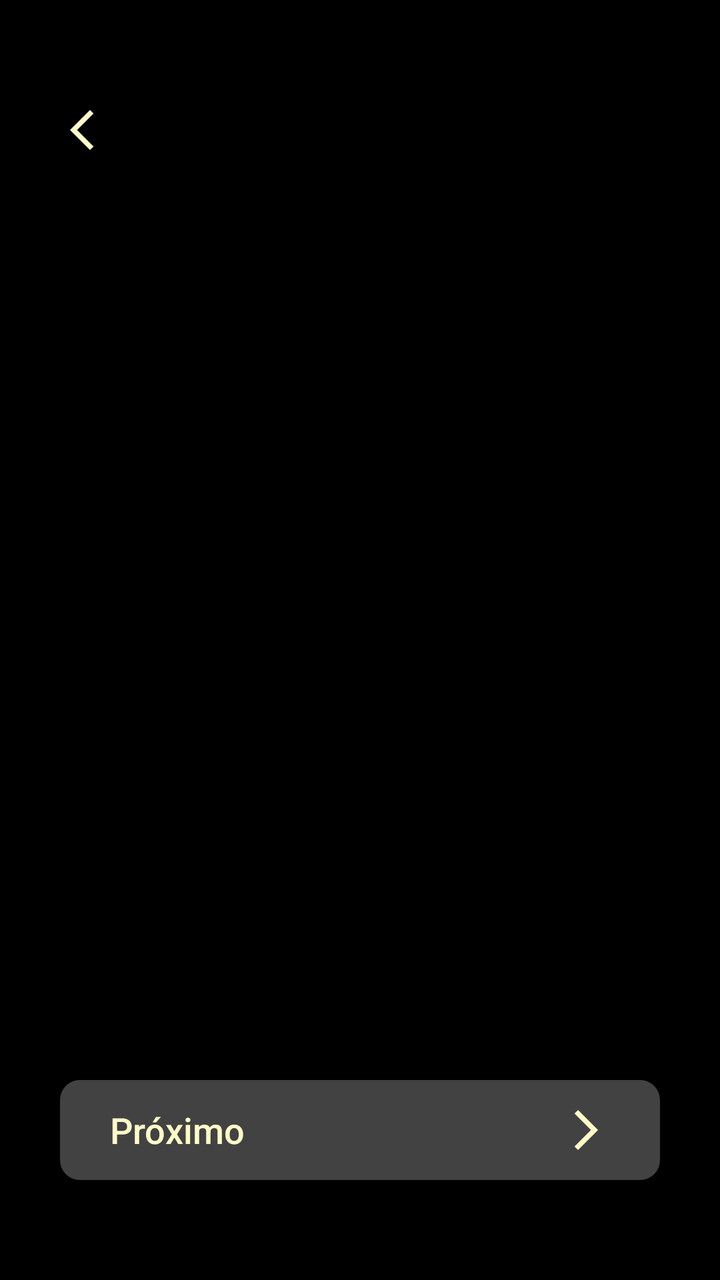
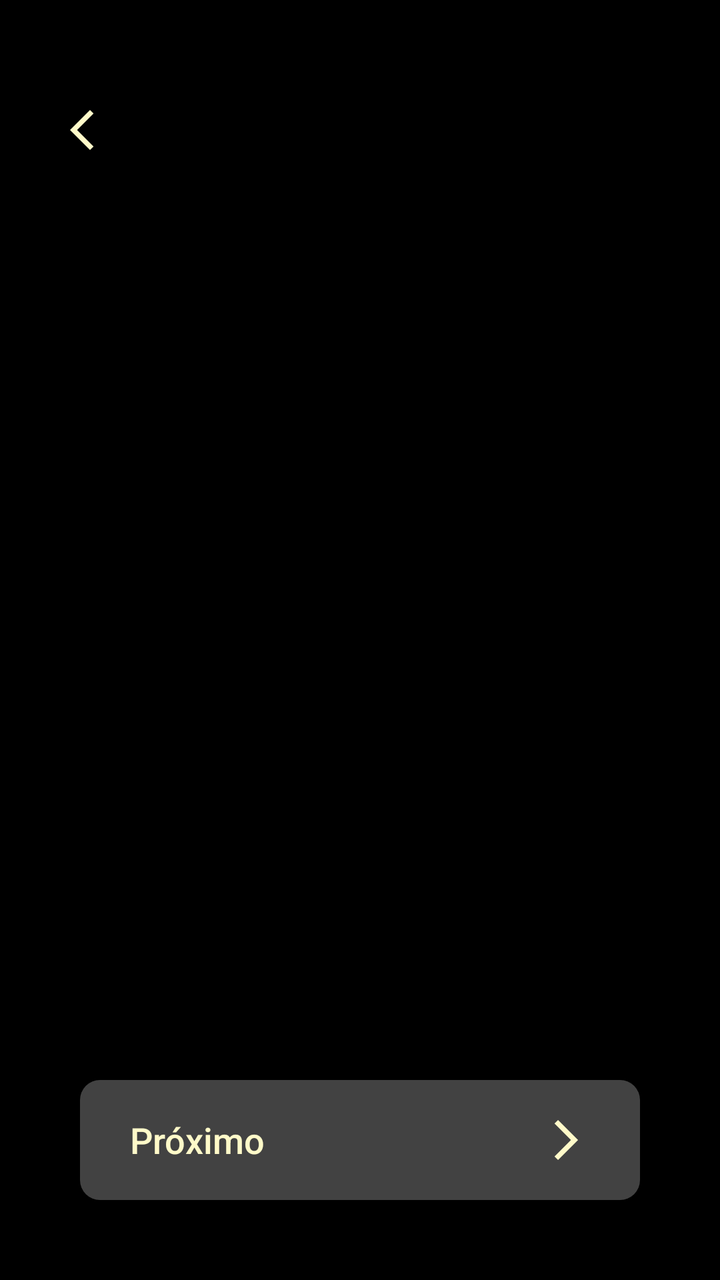

Screens rendered from an Android XML layout before and after an edit, with the pre-edit source and the edit as a unified diff.
<!-- AndroidManifest.xml: application theme Theme.Monaly -->
<!-- res/layout/activity_onboarding.xml -->
<?xml version="1.0" encoding="utf-8"?>
<androidx.constraintlayout.widget.ConstraintLayout
    xmlns:android="http://schemas.android.com/apk/res/android"
    xmlns:app="http://schemas.android.com/apk/res-auto"
    android:layout_width="match_parent"
    android:layout_height="match_parent"
    android:background="@color/black">

    <androidx.viewpager2.widget.ViewPager2
        android:id="@+id/viewPagerOnboarding"
        android:layout_width="0dp"
        android:layout_height="0dp"
        app:layout_constraintBottom_toTopOf="@+id/buttonNext"
        app:layout_constraintEnd_toEndOf="parent"
        app:layout_constraintStart_toStartOf="parent"
        app:layout_constraintTop_toTopOf="parent" />

    <androidx.appcompat.widget.AppCompatButton
        android:id="@+id/buttonBack"
        android:contentDescription="Botão de voltar"
        android:layout_width="60dp"
        android:layout_height="60dp"
        android:layout_marginStart="20dp"
        android:layout_marginTop="35dp"
        android:background="@drawable/drawable_background_button_round_transparent"
        android:drawableStart="@drawable/icon_arrow_back_ios"
        android:paddingStart="15dp"
        app:layout_constraintStart_toStartOf="parent"
        app:layout_constraintTop_toTopOf="parent" />

    <androidx.appcompat.widget.AppCompatButton
        android:id="@+id/buttonNext"
        android:layout_width="0dp"
        android:layout_height="50dp"
        android:layout_marginStart="30dp"
        android:layout_marginEnd="30dp"
        android:layout_marginBottom="50dp"
        android:background="@drawable/drawable_background_button_gray_dark_10_dp"
        android:drawableRight="@drawable/icon_arrow_right_bage"
        android:gravity="start|center_vertical"
        android:paddingStart="25dp"
        android:paddingEnd="25dp"
        android:text="@string/onboarding_bottom_next"
        android:textAllCaps="false"
        android:textColor="@color/bage_neutral"
        android:textSize="18sp"
        app:layout_constraintBottom_toBottomOf="parent"
        app:layout_constraintEnd_toEndOf="parent"
        app:layout_constraintStart_toStartOf="parent" />

</androidx.constraintlayout.widget.ConstraintLayout>
<!-- resources referenced by this layout -->
<resources>
  <color name="bage_neutral">#FFFAC9</color>
  <color name="black">#000000</color>
  <!-- drawable drawable_background_button_gray_dark_10_dp (drawable) -->
  <?xml version="1.0" encoding="utf-8"?>
  <shape xmlns:android="http://schemas.android.com/apk/res/android">
  
      <corners android:radius="10dp"/>
      <solid android:color="@color/gray_dark"/>
  
  </shape>
  <!-- drawable drawable_background_button_round_transparent (drawable) -->
  <?xml version="1.0" encoding="utf-8"?>
  <shape xmlns:android="http://schemas.android.com/apk/res/android"
  
      android:shape="rectangle">
      <corners android:radius="100dp"/>
  
  </shape>
  <!-- drawable icon_arrow_back_ios (drawable) -->
  <vector xmlns:android="http://schemas.android.com/apk/res/android" android:autoMirrored="true" android:height="24dp" android:tint="#FFFAC9" android:viewportHeight="960" android:viewportWidth="960" android:width="24dp">
        
      <path android:fillColor="@android:color/white" android:pathData="M400,880L0,480L400,80L471,151L142,480L471,809L400,880Z"/>
      
  </vector>
  <!-- drawable icon_arrow_right_bage (drawable) -->
  <vector xmlns:android="http://schemas.android.com/apk/res/android" android:autoMirrored="true" android:height="24dp" android:tint="#FFFAC9" android:viewportHeight="960" android:viewportWidth="960" android:width="24dp">
        
      <path android:fillColor="@android:color/white" android:pathData="M321,880L250,809L579,480L250,151L321,80L721,480L321,880Z"/>
      
  </vector>
  <string name="onboarding_bottom_next">Próximo</string>
  <style name="Theme.Monaly" parent="Base.Theme.Monaly" />
  <color name="gray_dark">#424242</color>
  <style name="Base.Theme.Monaly" parent="Theme.Material3.DayNight.NoActionBar">
  
  
          
          
  
  
          
          <item name="android:navigationBarColor">@color/black</item>
  
  
      </style>
</resources>

<!-- the commit's change to res/layout/activity_onboarding.xml (unified diff, before → after) -->
@@ -31,10 +31,10 @@
     <androidx.appcompat.widget.AppCompatButton
         android:id="@+id/buttonNext"
         android:layout_width="0dp"
-        android:layout_height="50dp"
-        android:layout_marginStart="30dp"
-        android:layout_marginEnd="30dp"
-        android:layout_marginBottom="50dp"
+        android:layout_height="60dp"
+        android:layout_marginStart="40dp"
+        android:layout_marginEnd="40dp"
+        android:layout_marginBottom="40dp"
         android:background="@drawable/drawable_background_button_gray_dark_10_dp"
         android:drawableRight="@drawable/icon_arrow_right_bage"
         android:gravity="start|center_vertical"
